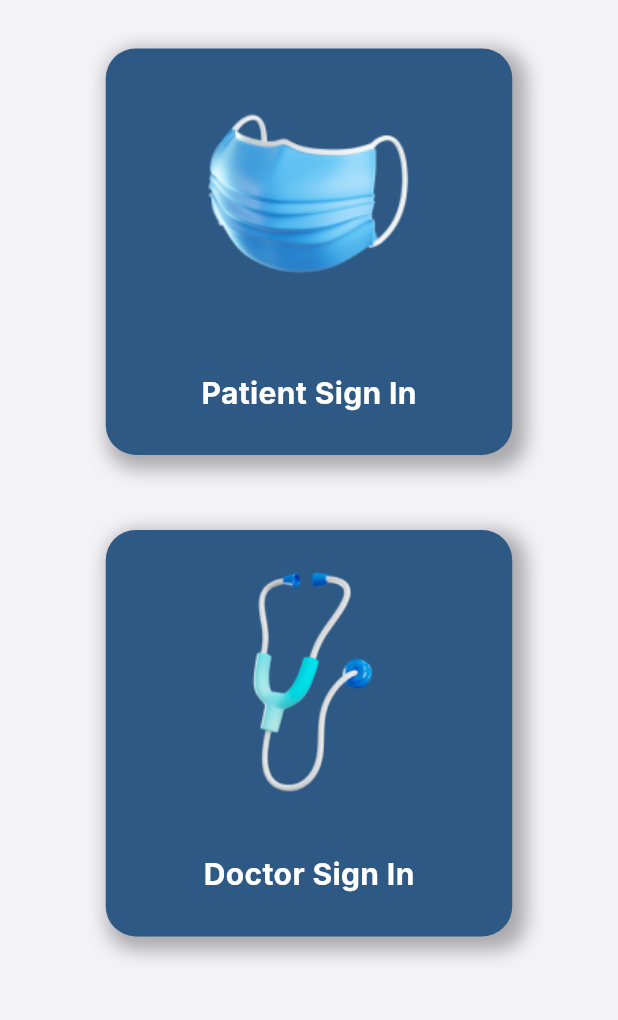
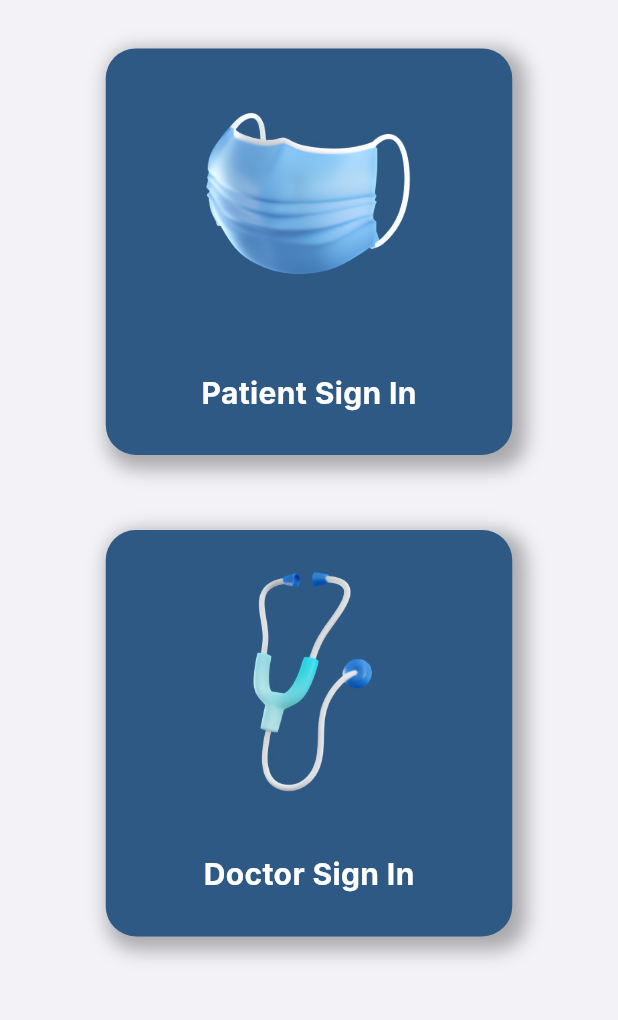
Before and after one commit to KeremTamirci/ImmunotherapyApp, a Flutter app: the screen it shows after launch, on a phone screen of 412 x 824 dp, the part 182-1202 px from its top. Run offline on Flutter 3.47's test engine with Material 3 defaults, Android fonts, the phone set to English and light mode, and no system bars; our stand-ins replace accordion, cloud_firestore, firebase_auth, firebase_core, firebase_messaging, fl_chart and 7 more; missing offline and left inert: dart:ffi; accounts and stored records are empty; generated files the repository leaves out were written again; Roboto replaces fonts that are missing (Inter).

Commit message:
Images upscaled, button changed visually

```diff
--- a/immunotheraphy_app/lib/doctor/screens/doctor_profile_page.dart
+++ b/immunotheraphy_app/lib/doctor/screens/doctor_profile_page.dart
@@ -103,7 +103,7 @@ class _DoctorProfilePageState extends State<DoctorProfilePage> {
                 Navigator.of(context).pop();
               },
             ),
-            DialogTextButton(
+            DialogElevatedButton(
               AppLocalizations.of(context)!.logOut,
               onPressed: () {
                 FirebaseAuth.instance.signOut().then((value) {
--- a/immunotheraphy_app/lib/doctor/screens/doctor_signin_screen.dart
+++ b/immunotheraphy_app/lib/doctor/screens/doctor_signin_screen.dart
@@ -49,7 +49,7 @@ class _DoctorSignInScreenState extends State<DoctorSignInScreen> {
                 20, MediaQuery.of(context).size.height * 0.2, 20, 0),
             child: Column(
               children: <Widget>[
-                logoWidget("assets/images/doctor_card.png"),
+                logoWidget("assets/images/doctor_card_upscaled.png"),
                 const SizedBox(
                   height: 30,
                 ),
--- a/immunotheraphy_app/lib/patient/screens/patient_signin_screen.dart
+++ b/immunotheraphy_app/lib/patient/screens/patient_signin_screen.dart
@@ -62,7 +62,7 @@ class _PatientSignInScreenState extends State<PatientSignInScreen> {
                 20, MediaQuery.of(context).size.height * 0.2, 20, 0),
             child: Column(
               children: <Widget>[
-                logoWidget("assets/images/patient_card.png"),
+                logoWidget("assets/images/patient_card_upscaled.png"),
                 const SizedBox(
                   height: 30,
                 ),
--- a/immunotheraphy_app/lib/patient/screens/profile_page.dart
+++ b/immunotheraphy_app/lib/patient/screens/profile_page.dart
@@ -117,7 +117,7 @@ class _ProfilePageState extends State<ProfilePage> {
                 Navigator.of(context).pop();
               },
             ),
-            DialogTextButton(
+            DialogElevatedButton(
               AppLocalizations.of(context)!.logOut,
               onPressed: () {
                 FirebaseAuth.instance.signOut().then((value) {
--- a/immunotheraphy_app/lib/screens/choice_screen.dart
+++ b/immunotheraphy_app/lib/screens/choice_screen.dart
@@ -68,7 +68,7 @@ class ChoiceScreen extends StatelessWidget {
                 ),
                 child: Column(
                   children: [
-                    Image.asset('assets/images/patient_card.png',
+                    Image.asset('assets/images/patient_card_upscaled.png',
                         width: 175,
                         height:
                             175), // Replace 'assets/patient_image.png' with your actual image path
@@ -119,7 +119,7 @@ class ChoiceScreen extends StatelessWidget {
                 ),
                 child: Column(
                   children: [
-                    Image.asset('assets/images/doctor_card.png',
+                    Image.asset('assets/images/doctor_card_upscaled.png',
                         width: 175,
                         height:
                             175), // Replace 'assets/doctor_image.png' with your actual image path
--- a/immunotheraphy_app/lib/screens/signin_screen.dart
+++ b/immunotheraphy_app/lib/screens/signin_screen.dart
@@ -36,7 +36,7 @@ class _SignInScreenState extends State<SignInScreen> {
                 20, MediaQuery.of(context).size.height * 0.2, 20, 0),
             child: Column(
               children: <Widget>[
-                logoWidget("assets/images/doctor_card.png"),
+                logoWidget("assets/images/doctor_card_upscaled.png"),
                 const SizedBox(
                   height: 30,
                 ),
```
Also changed, not shown: immunotheraphy_app/assets/images/doctor_card_upscaled.png (added), immunotheraphy_app/assets/images/patient_card_upscaled.png (added).
